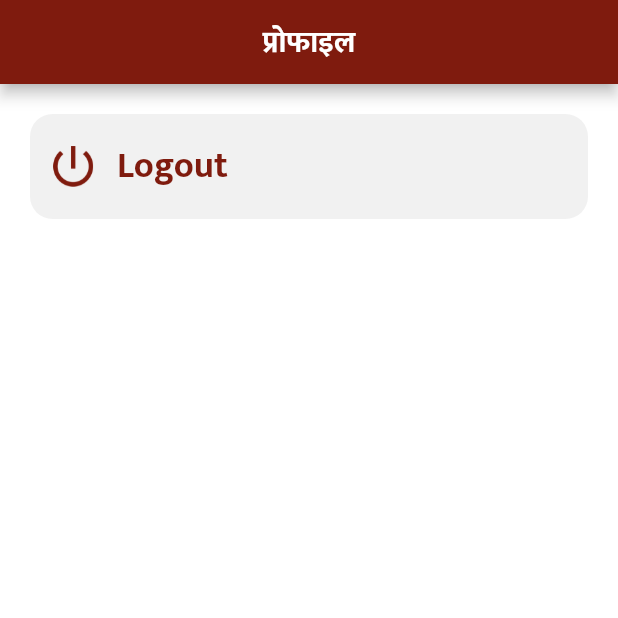
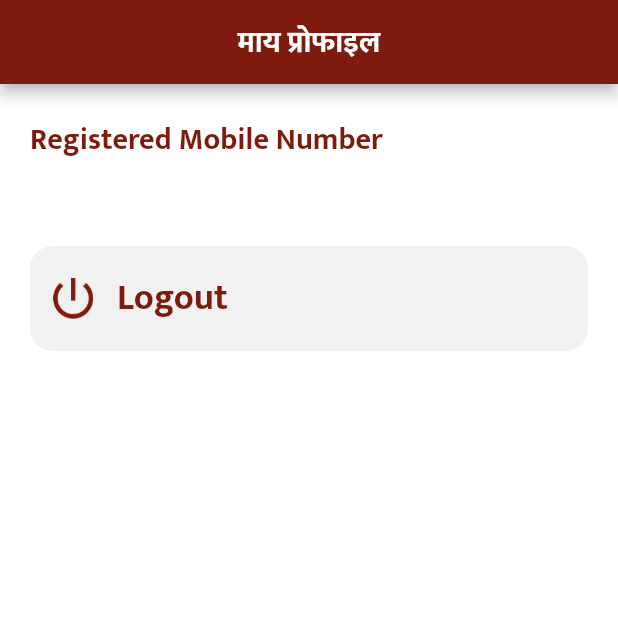
Before and after one commit to ameythakur-del/maanikdarshan, a Flutter app: the Profile screen opened directly, on a phone screen of 412 x 824 dp, the top half of it. Run offline on Flutter 3.47's test engine with Material 2 defaults, Android fonts, the light colour scheme and no system bars; our stand-ins replace audioplayers, cloud_firestore, firebase_auth, firebase_core, flutter_otp_text_field, fluttertoast and 2 more; missing offline and left inert: flutter_share; accounts and stored records are empty.

Commit message:
01-07-2022

```diff
--- a/lib/Package/Martands/GanMartand.dart
+++ b/lib/Package/Martands/GanMartand.dart
@@ -50,7 +50,7 @@ Event(String image, String type, Color color, BuildContext context) {
   return Material(
         child: InkWell(
           onTap: () {
-            // Navigator.push(context, MaterialPageRoute(builder: (context) => Martand(names: granthNames, images: granthImages, titleBanner: title)));
+            Navigator.of(context).pushNamed("/" + type);
           },
           child: Container(margin: EdgeInsets.all(5), child:
           Column(
--- a/lib/Package/Profile/Profile.dart
+++ b/lib/Package/Profile/Profile.dart
@@ -21,11 +21,31 @@ class Profile extends StatelessWidget {
           centerTitle: true,
           backgroundColor: const Color(0xFF7F1B0E),
           title: Text(
-            "प्रोफाइल",
+            "माय प्रोफाइल",
             style: TextStyle(fontFamily: 'Mukta', fontWeight: FontWeight.bold),
           ),
         ),
-        body: GestureDetector(
+        body:  FutureBuilder(
+            future: Future.value(auth.currentUser?.phoneNumber),
+            builder: (context, AsyncSnapshot snapshot) {
+              if (snapshot.connectionState == ConnectionState.done) {
+                if (snapshot.error != null) {
+                  print("$snapshot.error.toString()");
+                  return Container();
+                }
+                if (snapshot.hasData) {
+                  return Column(children: [
+                    Align(
+                        alignment: Alignment.topLeft,
+                        child: Padding(padding: EdgeInsets.only(left: 20, top: 20), child:
+                    Text('Registered Mobile Number',  style: TextStyle(fontSize: 20, fontFamily: 'Mukta', color: const Color(0xFF7F1B0E), fontWeight: FontWeight.bold),)), ),
+                    Align(
+              alignment: Alignment.topLeft,
+                      child: Padding(padding: EdgeInsets.only(left: 20),
+              child:
+                    Text(snapshot.data, style: TextStyle(fontSize: 21, fontFamily: 'Mukta', color: const Color(0xFFB5B5B5)),)),
+              ),
+                    GestureDetector(
                       onTap: () {
                         signOut();
                         Navigator.pushReplacement(
@@ -51,6 +71,15 @@ class Profile extends StatelessWidget {
                               )
                             ],
                           )),
-        ));
+                    )],);
                 }
                 }
+              return Center(child:
+                CircularProgressIndicator());
+              }
+
+            ),
+
+        );
+  }
+}
--- a/lib/main.dart
+++ b/lib/main.dart
@@ -4,6 +4,7 @@ import 'package:maanikdarshan/Package/GuruParampara/guruParampara.dart';
 import 'package:maanikdarshan/Package/ManikNagar/maniknagar.dart';
 import 'package:maanikdarshan/Package/Martands/GanMartand.dart';
 import 'package:maanikdarshan/Package/Martands/GranthMartand.dart';
+import 'package:maanikdarshan/Package/Martands/Sub/ManikyaWani.dart';
 import 'package:maanikdarshan/Package/Martands/UpasanaMartand.dart';
 import 'package:maanikdarshan/Package/homePage.dart';
 
@@ -54,7 +55,8 @@ class MyApp extends StatelessWidget {
         '/मंत्र मार्तंड': (context) => MantraMartand(),
         '/उपासना मार्तंड': (context) => UpasanaMartand(),
         '/गुरू परंपरा': (context) => guruParampara(),
-        '/माणिकनगर': (context) => maniknagar()
+        '/माणिकनगर': (context) => maniknagar(),
+        '/माणिक्यवाणी': (context) => ManikyaWani()
       },
     );
   }
--- a/pubspec.yaml
+++ b/pubspec.yaml
@@ -38,6 +38,7 @@ dependencies:
   firebase_auth: ^3.3.11
   firebase_core: ^1.13.1
   google_sign_in: ^5.3.3
+  cloud_firestore: ^3.2.1
 
 dev_dependencies:
   flutter_test:
@@ -52,6 +53,8 @@ dev_dependencies:
   flutter_otp_text_field: ^1.0.0
   google_fonts: ^3.0.1
   fluttertoast: ^8.0.9
+  flutter_share: ^2.0.0
+  audioplayers: ^1.0.1
 # For information on the generic Dart part of this file, see the
 # following page: https://dart.dev/tools/pub/pubspec
 
@@ -163,3 +166,4 @@ flutter:
      - assets/images/dinCharya.png
      - assets/images/google_logo.png
      - assets/images/Vector.png
+     - assets/audios/prabhu_vin_kon.mp3
```
Also changed, not shown: lib/Package/Martands/Sub/ManikyaWani.dart (added, +59 -0 lines), lib/Package/Martands/Sub/MartandsModel.dart (added, +31 -0 lines), lib/Package/Share/Share.dart (+11 -3 lines), pubspec.lock, 5 other files. Lines whose indentation alone changed are shown as unchanged.
